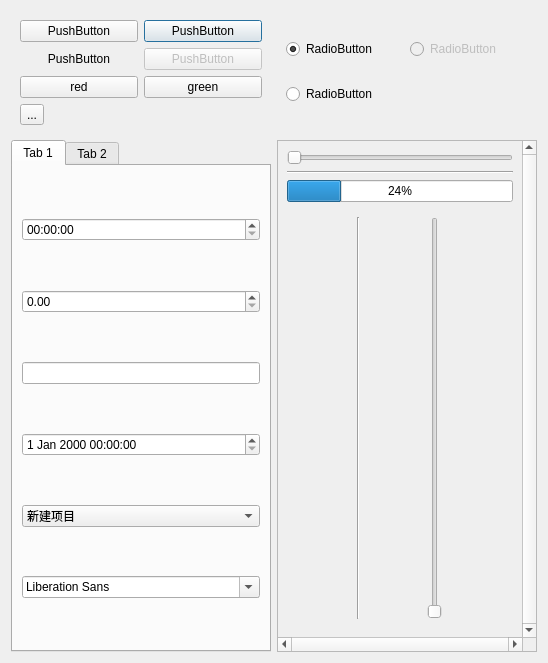
Before: the Qt Designer form Src/QFlatStyle/form.ui in 892768447/QFlat, drawn with Qt 5.
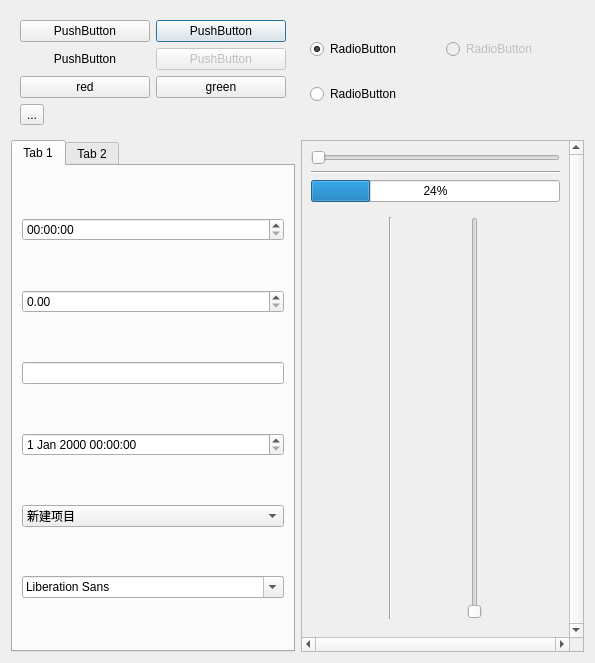
After: the same form once the commit is applied.

Patch:
```diff
--- a/Src/QFlatStyle/form.ui
+++ b/Src/QFlatStyle/form.ui
@@ -6,7 +6,7 @@
    <rect>
     <x>0</x>
     <y>0</y>
-    <width>548</width>
+    <width>595</width>
     <height>663</height>
    </rect>
   </property>
@@ -210,8 +210,8 @@
        <rect>
         <x>0</x>
         <y>0</y>
-        <width>243</width>
-        <height>497</height>
+        <width>236</width>
+        <height>463</height>
        </rect>
       </property>
       <layout class="QVBoxLayout" name="verticalLayout_2">
```
Left out of the diff: 7 changed lines with no effect on the pictures.
